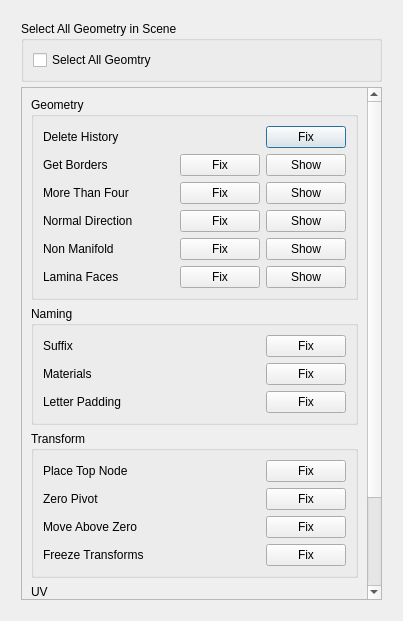
Before: the Qt Designer form ncsc_ui/soundness_checker_ui.ui in nilusss/nc_soundness_checker, drawn with Qt 5.
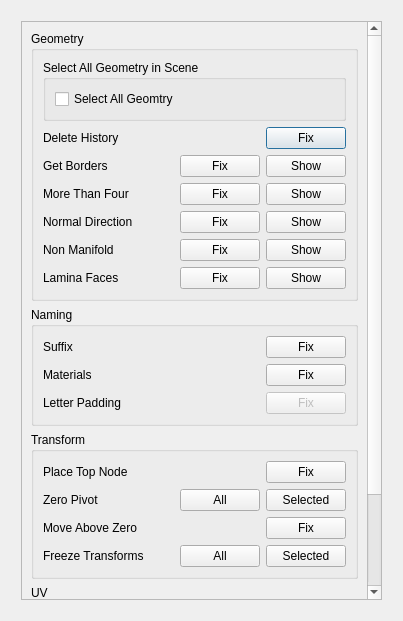
After: the same form once the commit is applied.

```diff
--- a/ncsc_ui/soundness_checker_ui.ui
+++ b/ncsc_ui/soundness_checker_ui.ui
@@ -32,7 +32,7 @@
       <property name="spacing">
        <number>5</number>
       </property>
-      <item row="1" column="0">
+      <item row="0" column="0">
        <widget class="QScrollArea" name="scrollArea">
         <property name="widgetResizable">
          <bool>true</bool>
@@ -41,9 +41,9 @@
          <property name="geometry">
           <rect>
            <x>0</x>
-           <y>0</y>
+           <y>-104</y>
            <width>346</width>
-           <height>640</height>
+           <height>696</height>
           </rect>
          </property>
          <layout class="QVBoxLayout" name="verticalLayout_5">
@@ -53,6 +53,22 @@
              <string>Geometry</string>
             </property>
             <layout class="QVBoxLayout" name="verticalLayout">
+             <item>
+              <widget class="QGroupBox" name="groupBox">
+               <property name="title">
+                <string>Select All Geometry in Scene</string>
+               </property>
+               <layout class="QGridLayout" name="gridLayout_3">
+                <item row="0" column="0">
+                 <widget class="QCheckBox" name="checkBox">
+                  <property name="text">
+                   <string>Select All Geomtry</string>
+                  </property>
+                 </widget>
+                </item>
+               </layout>
+              </widget>
+             </item>
              <item>
               <layout class="QHBoxLayout" name="del_hist_layout">
                <item>
@@ -396,6 +412,9 @@
                </item>
                <item>
                 <widget class="QPushButton" name="lp_fix_btn">
+                 <property name="enabled">
+                  <bool>false</bool>
+                 </property>
                  <property name="text">
                   <string>Fix</string>
                  </property>
@@ -471,10 +490,17 @@
                  </property>
                 </spacer>
                </item>
+               <item>
+                <widget class="QPushButton" name="zp_fix_btn_2">
+                 <property name="text">
+                  <string>All</string>
+                 </property>
+                </widget>
+               </item>
                <item>
                 <widget class="QPushButton" name="zp_fix_btn">
                  <property name="text">
-                  <string>Fix</string>
+                  <string>Selected</string>
                  </property>
                 </widget>
                </item>
@@ -539,10 +565,17 @@
                  </property>
                 </spacer>
                </item>
+               <item>
+                <widget class="QPushButton" name="ft_fix_btn_2">
+                 <property name="text">
+                  <string>All</string>
+                 </property>
+                </widget>
+               </item>
                <item>
                 <widget class="QPushButton" name="ft_fix_btn">
                  <property name="text">
-                  <string>Fix</string>
+                  <string>Selected</string>
                  </property>
                 </widget>
                </item>
@@ -648,22 +681,6 @@
         </widget>
        </widget>
       </item>
-      <item row="0" column="0">
-       <widget class="QGroupBox" name="groupBox">
-        <property name="title">
-         <string>Select All Geometry in Scene</string>
-        </property>
-        <layout class="QGridLayout" name="gridLayout_3">
-         <item row="0" column="0">
-          <widget class="QCheckBox" name="checkBox">
-           <property name="text">
-            <string>Select All Geomtry</string>
-           </property>
-          </widget>
-         </item>
-        </layout>
-       </widget>
-      </item>
      </layout>
     </widget>
    </item>
```
Left out of the diff: 2 changed lines with no effect on the pictures.
